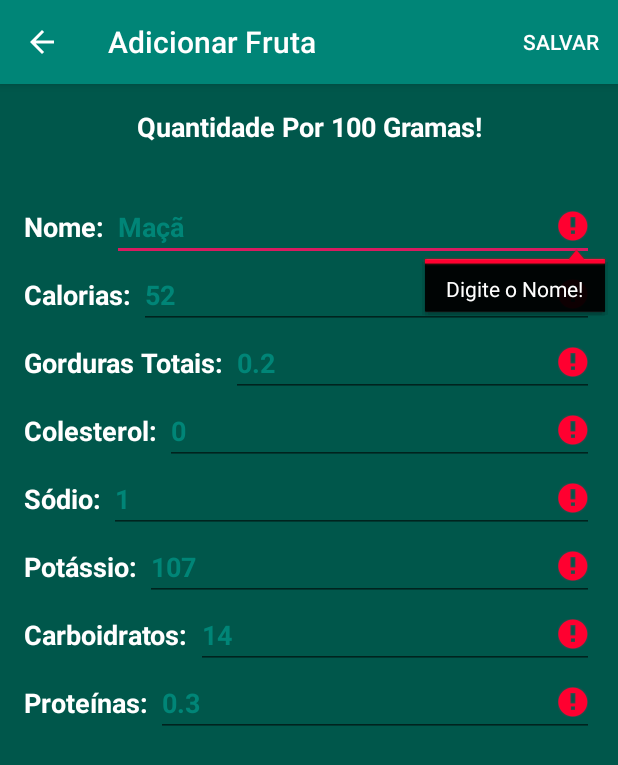
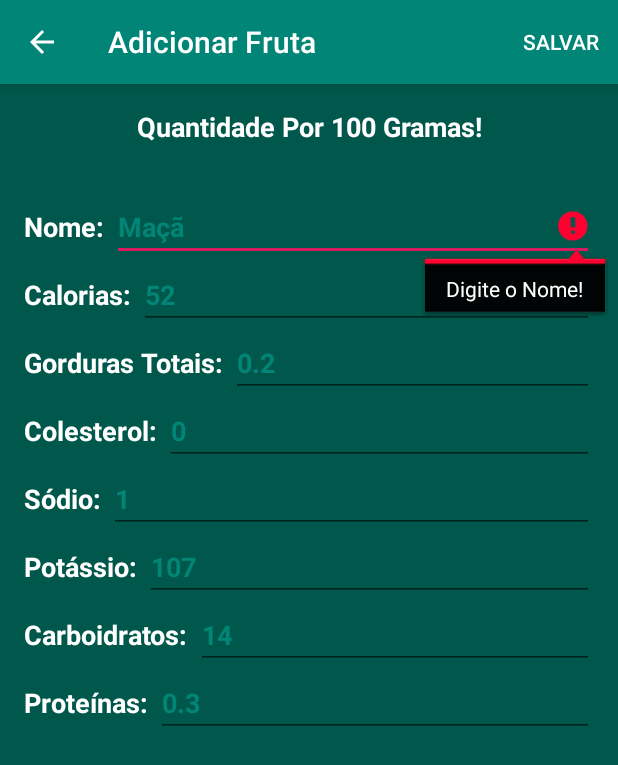
Before and after one commit to theuskira/Android_Studio_Projeto, an Android app: the CadastroAlimentosActivity screen opened directly, with no data from a screen before it, after a tap on "SALVAR", on a phone screen of 412 x 824 dp. Shown: the top 765 px of the screen. Run offline under Robolectric (Android 15) with nearby library versions, the phone set to English and light mode, and no system bars; our stand-ins replace Firebase (no records; nobody signed in at launch, a user with empty details on screens opened directly).

```diff
--- a/app/src/main/java/br/com/icoddevelopers/nutrifood/CadastroAlimentosActivity.java
+++ b/app/src/main/java/br/com/icoddevelopers/nutrifood/CadastroAlimentosActivity.java
@@ -7,6 +7,7 @@ import android.view.Menu;
 import android.view.MenuInflater;
 import android.view.MenuItem;
 import android.widget.EditText;
+import android.widget.TextView;
 import android.widget.Toast;
 
 import com.google.firebase.database.DatabaseReference;
@@ -70,56 +71,15 @@ public class CadastroAlimentosActivity extends AppCompatActivity {
                         mViewHolder.altura.setError("Altura Inválida!");
                         erro = true;
                     }*/
-                    if(this.calorias.getText().toString().equals("")){
-                        this.calorias.setError("Digite a Caloria!");
-                        erro = true;
-                    }
-                    if(this.gorduras_t.getText().toString().equals("")){
-                        this.gorduras_t.setError("Digite a Gordura Total!");
-                        erro = true;
-                    }
-                    if(this.colesterol.getText().toString().equals("")){
-                        this.colesterol.setError("Digite o Colesterol!");
-                        erro = true;
-                    }
-                    if(this.sodio.getText().toString().equals("")){
-                        this.sodio.setError("Digite o Sódio!");
-                        erro = true;
-                    }
-                    if(this.potassio.getText().toString().equals("")){
-                        this.potassio.setError("Digite o Potássio!");
-                        erro = true;
-                    }
-                    if(this.carboidratos.getText().toString().equals("")){
-                        this.carboidratos.setError("Digite o Carboidrato!");
-                        erro = true;
-                    }
-                    if(this.proteinas.getText().toString().equals("")){
-                        this.proteinas.setError("Digite as Proteínas!");
-                        erro = true;
-                    }
                     if(!erro){
                         try{
 
-                            this.databaseReference.child(this.nome.getText().toString()).setValue(this.nome.getText().toString());
-                            this.databaseReference.child(this.nome.getText().toString()).child("Nome").setValue(this.nome.getText().toString());
-                            this.databaseReference.child(this.nome.getText().toString()).child("Calorias").setValue(this.calorias.getText().toString());
-                            this.databaseReference.child(this.nome.getText().toString()).child("Gorduras Totais").setValue(this.gorduras_t.getText().toString());
-                            this.databaseReference.child(this.nome.getText().toString()).child("Colesterol").setValue(this.colesterol.getText().toString());
-                            this.databaseReference.child(this.nome.getText().toString()).child("Sódio").setValue(this.sodio.getText().toString());
-                            this.databaseReference.child(this.nome.getText().toString()).child("Potássio").setValue(this.potassio.getText().toString());
-                            this.databaseReference.child(this.nome.getText().toString()).child("Carboidratos").setValue(this.carboidratos.getText().toString());
-                            this.databaseReference.child(this.nome.getText().toString()).child("Proteínas").setValue(this.proteinas.getText().toString());
+                            enviarDados();
 
                             Toast.makeText(getApplicationContext(), this.nome.getText().toString() + " adicionado!", Toast.LENGTH_LONG).show();
-                            this.nome.setText("");
-                            this.calorias.setText("");
-                            this.gorduras_t.setText("");
-                            this.colesterol.setText("");
-                            this.sodio.setText("");
-                            this.potassio.setText("");
-                            this.carboidratos.setText("");
-                            this.proteinas.setText("");
+
+                            limparCampos();
+
                         }catch (Exception e){
                             Toast.makeText(getApplicationContext(), "Erro: " + e, Toast.LENGTH_LONG).show();
                         }
@@ -137,4 +97,50 @@ public class CadastroAlimentosActivity extends AppCompatActivity {
         }
         return super.onOptionsItemSelected(item);
     }
+
+    private void enviarDados(){
+
+        try{
+
+            this.databaseReference.child(this.nome.getText().toString()).setValue(this.nome.getText().toString());
+            this.databaseReference.child(this.nome.getText().toString()).child("Nome").setValue(this.nome.getText().toString());
+
+            if(!this.calorias.getText().toString().equals("")){
+                this.databaseReference.child(this.nome.getText().toString()).child("Calorias").setValue(Float.parseFloat(this.calorias.getText().toString()));
+            }
+            if(!this.gorduras_t.getText().toString().equals("")){
+                this.databaseReference.child(this.nome.getText().toString()).child("Gorduras Totais").setValue(Float.parseFloat(this.gorduras_t.getText().toString()));
+            }
+            if(!this.colesterol.getText().toString().equals("")){
+                this.databaseReference.child(this.nome.getText().toString()).child("Colesterol").setValue(Float.parseFloat(this.colesterol.getText().toString()));
+            }
+            if(!this.sodio.getText().toString().equals("")){
+                this.databaseReference.child(this.nome.getText().toString()).child("Sódio").setValue(Float.parseFloat(this.sodio.getText().toString()));
+            }
+            if(!this.potassio.getText().toString().equals("")){
+                this.databaseReference.child(this.nome.getText().toString()).child("Potássio").setValue(Float.parseFloat(this.potassio.getText().toString()));
+            }
+            if(!this.carboidratos.getText().toString().equals("")){
+                this.databaseReference.child(this.nome.getText().toString()).child("Carboidratos").setValue(Float.parseFloat(this.carboidratos.getText().toString()));
+            }
+            if(!this.proteinas.getText().toString().equals("")){
+                this.databaseReference.child(this.nome.getText().toString()).child("Proteínas").setValue(Float.parseFloat(this.proteinas.getText().toString()));
+            }
+
+        }catch (Exception e){
+            Toast.makeText(getApplicationContext(), "Erro: " + e, Toast.LENGTH_LONG).show();
+        }
+
+    }
+
+    private void limparCampos(){
+        this.nome.setText("");
+        this.calorias.setText("");
+        this.gorduras_t.setText("");
+        this.colesterol.setText("");
+        this.sodio.setText("");
+        this.potassio.setText("");
+        this.carboidratos.setText("");
+        this.proteinas.setText("");
+    }
 }
```
